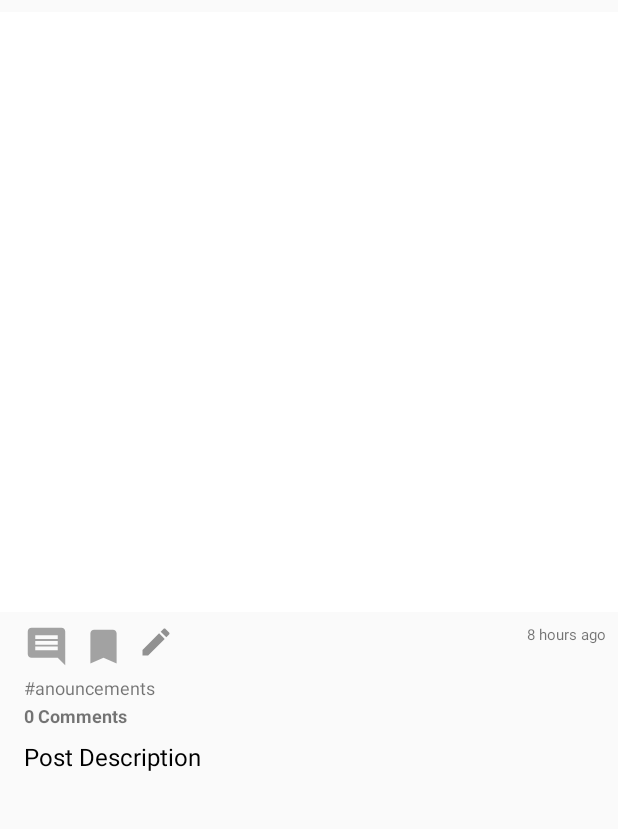
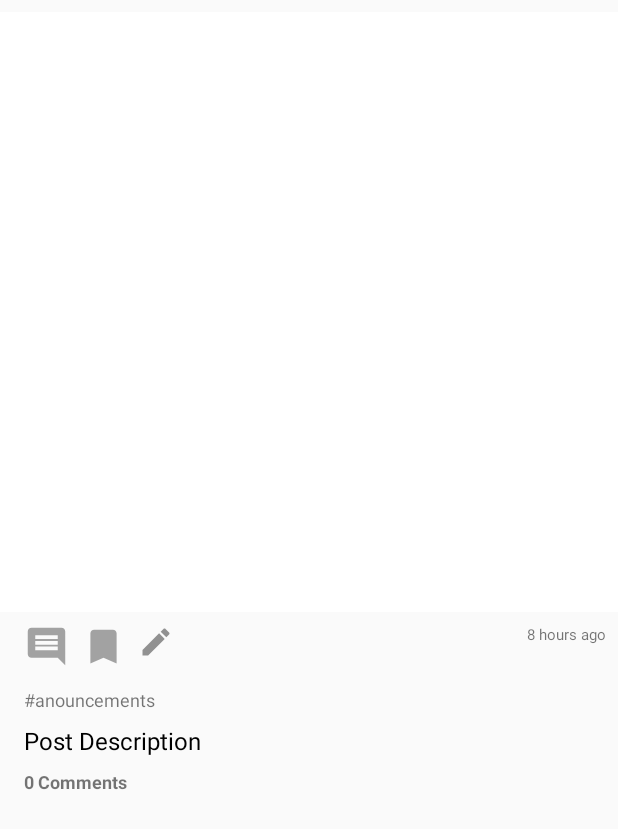
Before and after one commit to alberkko/Atelier, an Android app: the layout post_single_item.xml on its own in the app's theme, with its tools: preview values and no code run, on a phone screen of 412 x 824 dp. Shown: the top 829 px of the screen. Run offline under Robolectric (Android 15) with nearby library versions, the phone set to English and light mode, and no system bars; Roboto replaces fonts that are not available here.

Commit message:
nja 2 karlliqe te vogla

```diff
--- a/app/src/main/res/layout/post_single_item.xml
+++ b/app/src/main/res/layout/post_single_item.xml
@@ -13,7 +13,7 @@
 
     <androidx.constraintlayout.widget.ConstraintLayout
         android:layout_width="match_parent"
-        android:layout_height="wrap_content">
+        android:layout_height="match_parent">
 
         <androidx.cardview.widget.CardView
             android:id="@+id/cardView"
@@ -50,11 +50,10 @@
             android:textColor="#000000"
             android:textSize="16sp"
             android:textStyle="normal"
-            app:layout_constraintBottom_toBottomOf="parent"
             app:layout_constraintEnd_toEndOf="parent"
             app:layout_constraintHorizontal_bias="0.0"
             app:layout_constraintStart_toStartOf="parent"
-            app:layout_constraintTop_toBottomOf="@+id/textView4" />
+            app:layout_constraintTop_toBottomOf="@+id/tag_inpost" />
 
         <TextView
             android:id="@+id/bookmark_icon"
@@ -109,27 +108,28 @@
             android:layout_width="wrap_content"
             android:layout_height="wrap_content"
             android:layout_marginStart="16dp"
-            android:layout_marginTop="2dp"
+            android:layout_marginTop="8dp"
             android:text="0 Comments"
             android:textSize="12sp"
             android:textStyle="bold"
+            app:layout_constraintBottom_toBottomOf="parent"
             app:layout_constraintEnd_toEndOf="parent"
             app:layout_constraintHorizontal_bias="0.0"
             app:layout_constraintStart_toStartOf="parent"
-            app:layout_constraintTop_toBottomOf="@+id/tag_inpost" />
+            app:layout_constraintTop_toBottomOf="@+id/post_description"
+            app:layout_constraintVertical_bias="0.0" />
 
         <TextView
             android:id="@+id/tag_inpost"
             android:layout_width="wrap_content"
             android:layout_height="wrap_content"
-            android:layout_marginStart="16dp"
-            android:layout_marginTop="4dp"
+            android:layout_marginTop="12dp"
             android:text="#anouncements"
             android:textSize="12sp"
             app:layout_constraintEnd_toEndOf="parent"
-            app:layout_constraintHorizontal_bias="0.0"
+            app:layout_constraintHorizontal_bias="0.049"
             app:layout_constraintStart_toStartOf="parent"
-            app:layout_constraintTop_toBottomOf="@+id/bookmark_icon" />
+            app:layout_constraintTop_toBottomOf="@+id/edit_icon" />
 
 
     </androidx.constraintlayout.widget.ConstraintLayout>
```
Also changed, not shown: app/src/main/res/layout/activity_edit_post.xml (+6 -8 lines).
